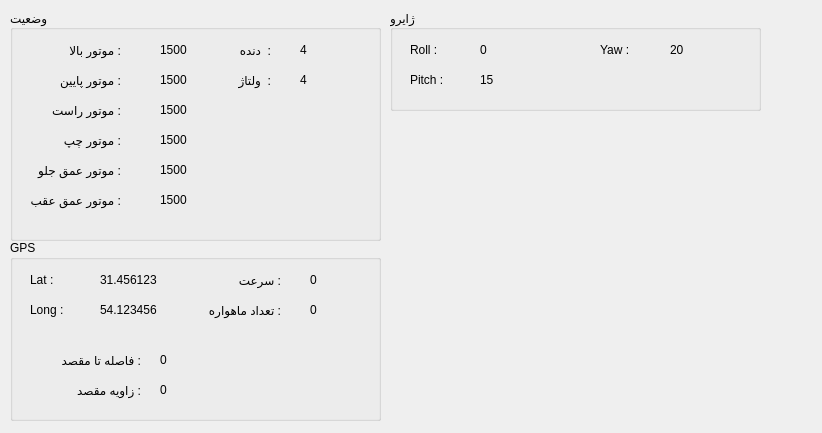
This is Raspi/mainwindow.ui in Alireza-2001/Underwater as Qt 5 draws it before an edit. The edited form follows.
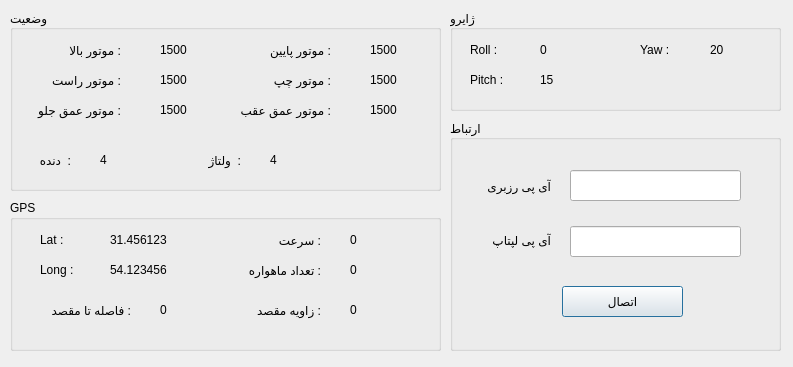
This is the edited form.

Patch:
```diff
--- a/Raspi/mainwindow.ui
+++ b/Raspi/mainwindow.ui
@@ -6,19 +6,31 @@
    <rect>
     <x>0</x>
     <y>0</y>
-    <width>822</width>
-    <height>433</height>
+    <width>793</width>
+    <height>367</height>
    </rect>
   </property>
+  <property name="minimumSize">
+   <size>
+    <width>792</width>
+    <height>367</height>
+   </size>
+  </property>
+  <property name="maximumSize">
+   <size>
+    <width>793</width>
+    <height>367</height>
+   </size>
+  </property>
   <property name="windowTitle">
    <string>Dialog</string>
   </property>
   <widget class="QGroupBox" name="groupBox_10">
    <property name="geometry">
     <rect>
-     <x>390</x>
+     <x>450</x>
      <y>10</y>
-     <width>371</width>
+     <width>331</width>
      <height>101</height>
     </rect>
    </property>
@@ -80,7 +92,7 @@
    <widget class="QLabel" name="label_105">
     <property name="geometry">
      <rect>
-      <x>210</x>
+      <x>190</x>
       <y>30</y>
       <width>61</width>
       <height>20</height>
@@ -93,9 +105,9 @@
    <widget class="QLabel" name="lbl_yaw">
     <property name="geometry">
      <rect>
-      <x>280</x>
+      <x>260</x>
       <y>30</y>
-      <width>71</width>
+      <width>51</width>
       <height>20</height>
      </rect>
     </property>
@@ -108,9 +120,9 @@
    <property name="geometry">
     <rect>
      <x>10</x>
-     <y>240</y>
-     <width>371</width>
-     <height>181</height>
+     <y>200</y>
+     <width>431</width>
+     <height>151</height>
     </rect>
    </property>
    <property name="title">
@@ -119,7 +131,7 @@
    <widget class="QLabel" name="label_86">
     <property name="geometry">
      <rect>
-      <x>20</x>
+      <x>30</x>
       <y>30</y>
       <width>51</width>
       <height>20</height>
@@ -132,7 +144,7 @@
    <widget class="QLabel" name="label_87">
     <property name="geometry">
      <rect>
-      <x>20</x>
+      <x>30</x>
       <y>60</y>
       <width>51</width>
       <height>20</height>
@@ -145,7 +157,7 @@
    <widget class="QLabel" name="lbl_lat">
     <property name="geometry">
      <rect>
-      <x>90</x>
+      <x>100</x>
       <y>30</y>
       <width>91</width>
       <height>20</height>
@@ -158,7 +170,7 @@
    <widget class="QLabel" name="lbl_long">
     <property name="geometry">
      <rect>
-      <x>90</x>
+      <x>100</x>
       <y>60</y>
       <width>91</width>
       <height>20</height>
@@ -171,9 +183,9 @@
    <widget class="QLabel" name="label_102">
     <property name="geometry">
      <rect>
-      <x>180</x>
+      <x>210</x>
       <y>60</y>
-      <width>91</width>
+      <width>101</width>
       <height>20</height>
      </rect>
     </property>
@@ -184,7 +196,7 @@
    <widget class="QLabel" name="lbl_speed1">
     <property name="geometry">
      <rect>
-      <x>210</x>
+      <x>250</x>
       <y>30</y>
       <width>61</width>
       <height>20</height>
@@ -197,7 +209,7 @@
    <widget class="QLabel" name="lbl_speed">
     <property name="geometry">
      <rect>
-      <x>300</x>
+      <x>340</x>
       <y>30</y>
       <width>51</width>
       <height>20</height>
@@ -210,7 +222,7 @@
    <widget class="QLabel" name="lbl_num_sate">
     <property name="geometry">
      <rect>
-      <x>300</x>
+      <x>340</x>
       <y>60</y>
       <width>51</width>
       <height>20</height>
@@ -223,8 +235,8 @@
    <widget class="QLabel" name="label_90">
     <property name="geometry">
      <rect>
-      <x>20</x>
-      <y>110</y>
+      <x>10</x>
+      <y>100</y>
       <width>111</width>
       <height>20</height>
      </rect>
@@ -236,8 +248,8 @@
    <widget class="QLabel" name="label_91">
     <property name="geometry">
      <rect>
-      <x>20</x>
-      <y>140</y>
+      <x>200</x>
+      <y>100</y>
       <width>111</width>
       <height>20</height>
      </rect>
@@ -250,8 +262,8 @@
     <property name="geometry">
      <rect>
       <x>150</x>
-      <y>110</y>
-      <width>51</width>
+      <y>100</y>
+      <width>41</width>
       <height>20</height>
      </rect>
     </property>
@@ -262,8 +274,8 @@
    <widget class="QLabel" name="lbl_angle">
     <property name="geometry">
      <rect>
-      <x>150</x>
-      <y>140</y>
+      <x>340</x>
+      <y>100</y>
       <width>51</width>
       <height>20</height>
      </rect>
@@ -278,8 +290,8 @@
     <rect>
      <x>10</x>
      <y>10</y>
-     <width>371</width>
-     <height>231</height>
+     <width>431</width>
+     <height>181</height>
     </rect>
    </property>
    <property name="title">
@@ -301,8 +313,8 @@
    <widget class="QLabel" name="label_12">
     <property name="geometry">
      <rect>
-      <x>0</x>
-      <y>60</y>
+      <x>210</x>
+      <y>30</y>
       <width>111</width>
       <height>20</height>
      </rect>
@@ -315,7 +327,7 @@
     <property name="geometry">
      <rect>
       <x>0</x>
-      <y>90</y>
+      <y>60</y>
       <width>111</width>
       <height>20</height>
      </rect>
@@ -327,8 +339,8 @@
    <widget class="QLabel" name="label_17">
     <property name="geometry">
      <rect>
-      <x>0</x>
-      <y>120</y>
+      <x>210</x>
+      <y>60</y>
       <width>111</width>
       <height>20</height>
      </rect>
@@ -341,7 +353,7 @@
     <property name="geometry">
      <rect>
       <x>0</x>
-      <y>150</y>
+      <y>90</y>
       <width>111</width>
       <height>20</height>
      </rect>
@@ -353,8 +365,8 @@
    <widget class="QLabel" name="label_19">
     <property name="geometry">
      <rect>
-      <x>0</x>
-      <y>180</y>
+      <x>210</x>
+      <y>90</y>
       <width>111</width>
       <height>20</height>
      </rect>
@@ -366,8 +378,8 @@
    <widget class="QLabel" name="lbl_p_motor6">
     <property name="geometry">
      <rect>
-      <x>150</x>
-      <y>180</y>
+      <x>360</x>
+      <y>90</y>
       <width>51</width>
       <height>20</height>
      </rect>
@@ -379,8 +391,8 @@
    <widget class="QLabel" name="lbl_p_motor2">
     <property name="geometry">
      <rect>
-      <x>150</x>
-      <y>60</y>
+      <x>360</x>
+      <y>30</y>
       <width>51</width>
       <height>20</height>
      </rect>
@@ -406,7 +418,7 @@
     <property name="geometry">
      <rect>
       <x>150</x>
-      <y>150</y>
+      <y>90</y>
       <width>51</width>
       <height>20</height>
      </rect>
@@ -419,7 +431,7 @@
     <property name="geometry">
      <rect>
       <x>150</x>
-      <y>90</y>
+      <y>60</y>
       <width>51</width>
       <height>20</height>
      </rect>
@@ -431,8 +443,8 @@
    <widget class="QLabel" name="lbl_p_motor4">
     <property name="geometry">
      <rect>
-      <x>150</x>
-      <y>120</y>
+      <x>360</x>
+      <y>60</y>
       <width>51</width>
       <height>20</height>
      </rect>
@@ -441,11 +453,24 @@
      <string>1500</string>
     </property>
    </widget>
+   <widget class="QLabel" name="label_14">
+    <property name="geometry">
+     <rect>
+      <x>90</x>
+      <y>140</y>
+      <width>41</width>
+      <height>20</height>
+     </rect>
+    </property>
+    <property name="text">
+     <string>4</string>
+    </property>
+   </widget>
    <widget class="QLabel" name="label_13">
     <property name="geometry">
      <rect>
-      <x>220</x>
-      <y>30</y>
+      <x>20</x>
+      <y>140</y>
       <width>41</width>
       <height>20</height>
      </rect>
@@ -454,24 +479,11 @@
      <string>:  دنده</string>
     </property>
    </widget>
-   <widget class="QLabel" name="label_14">
-    <property name="geometry">
-     <rect>
-      <x>290</x>
-      <y>30</y>
-      <width>41</width>
-      <height>20</height>
-     </rect>
-    </property>
-    <property name="text">
-     <string>4</string>
-    </property>
-   </widget>
    <widget class="QLabel" name="label_15">
     <property name="geometry">
      <rect>
-      <x>290</x>
-      <y>60</y>
+      <x>260</x>
+      <y>140</y>
       <width>41</width>
       <height>20</height>
      </rect>
@@ -483,8 +495,8 @@
    <widget class="QLabel" name="label_20">
     <property name="geometry">
      <rect>
-      <x>220</x>
-      <y>60</y>
+      <x>190</x>
+      <y>140</y>
       <width>41</width>
       <height>20</height>
      </rect>
@@ -494,6 +506,90 @@
     </property>
    </widget>
   </widget>
+  <widget class="QGroupBox" name="gp4">
+   <property name="geometry">
+    <rect>
+     <x>450</x>
+     <y>120</y>
+     <width>331</width>
+     <height>231</height>
+    </rect>
+   </property>
+   <property name="title">
+    <string>ارتباط</string>
+   </property>
+   <widget class="QPushButton" name="btn_connect">
+    <property name="geometry">
+     <rect>
+      <x>112</x>
+      <y>166</y>
+      <width>121</width>
+      <height>31</height>
+     </rect>
+    </property>
+    <property name="text">
+     <string>اتصال</string>
+    </property>
+   </widget>
+   <widget class="QLabel" name="label">
+    <property name="geometry">
+     <rect>
+      <x>20</x>
+      <y>56</y>
+      <width>81</width>
+      <height>20</height>
+     </rect>
+    </property>
+    <property name="text">
+     <string>آی پی رزبری</string>
+    </property>
+   </widget>
+   <widget class="QLabel" name="label_2">
+    <property name="geometry">
+     <rect>
+      <x>20</x>
+      <y>110</y>
+      <width>81</width>
+      <height>20</height>
+     </rect>
+    </property>
+    <property name="text">
+     <string>آی پی لپتاپ</string>
+    </property>
+   </widget>
+   <widget class="QLineEdit" name="txt_raspi_ip">
+    <property name="geometry">
+     <rect>
+      <x>120</x>
+      <y>50</y>
+      <width>171</width>
+      <height>31</height>
+     </rect>
+    </property>
+    <property name="font">
+     <font>
+      <family>Tahoma</family>
+      <pointsize>10</pointsize>
+     </font>
+    </property>
+   </widget>
+   <widget class="QLineEdit" name="txt_laptop_ip">
+    <property name="geometry">
+     <rect>
+      <x>120</x>
+      <y>106</y>
+      <width>171</width>
+      <height>31</height>
+     </rect>
+    </property>
+    <property name="font">
+     <font>
+      <family>Tahoma</family>
+      <pointsize>10</pointsize>
+     </font>
+    </property>
+   </widget>
+  </widget>
  </widget>
  <resources/>
  <connections/>
```
Left out of the diff: 6 changed lines with no effect on the pictures.
